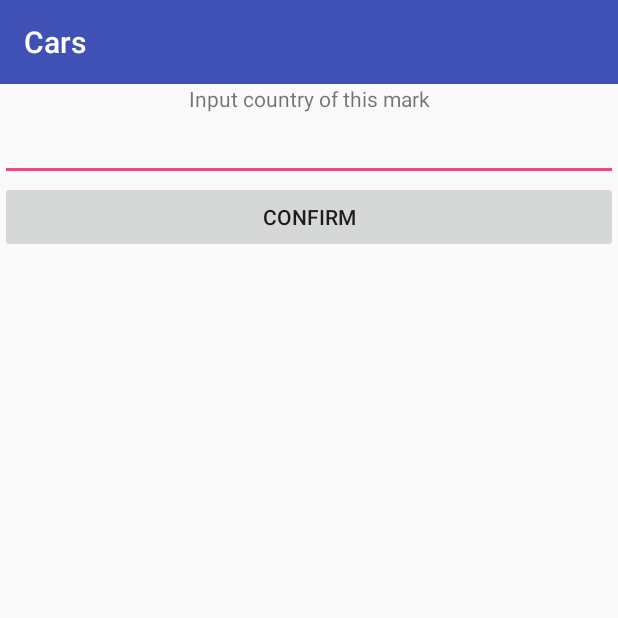
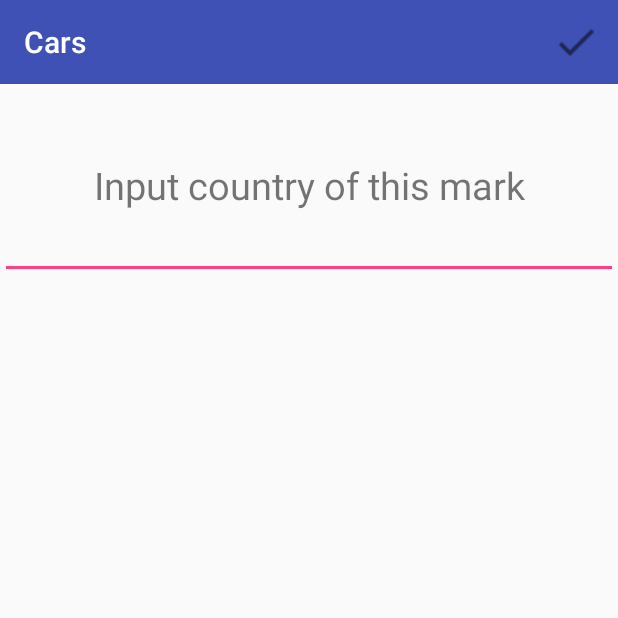
Before and after one commit to Alherd/CarsApp, an Android app: the CountryActivity screen opened directly, with no data from a screen before it, on a phone screen of 412 x 824 dp, the top half of it. Run offline under Robolectric (Android 15) with nearby library versions, the phone set to English and light mode, and no system bars.

Commit message:
change menu for CountryActivity

```diff
--- a/app/src/main/java/com/example/alherd/carapp/activities/CountryActivity.java
+++ b/app/src/main/java/com/example/alherd/carapp/activities/CountryActivity.java
@@ -3,6 +3,8 @@ package com.example.alherd.carapp.activities;
 import android.content.Intent;
 import android.os.Bundle;
 import android.support.v7.app.AppCompatActivity;
+import android.view.Menu;
+import android.view.MenuItem;
 import android.view.View;
 import android.widget.Button;
 import android.widget.EditText;
@@ -13,7 +15,6 @@ import com.example.alherd.carapp.utils.ToastShowing;
 
 public final class CountryActivity extends AppCompatActivity {
     private EditText editText;
-    private Button button;
     private DatabaseHelperMethods databaseHelperMethods;
 
     @Override
@@ -23,11 +24,18 @@ public final class CountryActivity extends AppCompatActivity {
 
         databaseHelperMethods = new DatabaseHelperMethods(CountryActivity.this);
         editText = findViewById(R.id.input_country_edit_text);
-        button = findViewById(R.id.confirm_button);
+    }
 
-        button.setOnClickListener(new View.OnClickListener() {
-            @Override
-            public void onClick(View view) {
+    @Override
+    public boolean onCreateOptionsMenu(Menu menu) {
+        getMenuInflater().inflate(R.menu.car_menu, menu);
+        return true;
+    }
+
+    @Override
+    public boolean onOptionsItemSelected(MenuItem item) {
+        switch (item.getItemId()) {
+            case R.id.menu_item_confirm_new_car:
                 String nameCountry = editText.getText().toString();
                 if (!nameCountry.equals("")) {
                     databaseHelperMethods.insertCountry(nameCountry);
@@ -38,7 +46,11 @@ public final class CountryActivity extends AppCompatActivity {
                 } else {
                     ToastShowing.postToastMessage(CountryActivity.this, "Please, input country");
                 }
-            }
-        });
+                return true;
+
+            default:
+                return super.onOptionsItemSelected(item);
+        }
     }
+
 }
--- a/app/src/main/res/layout/activity_country.xml
+++ b/app/src/main/res/layout/activity_country.xml
@@ -4,6 +4,7 @@
     xmlns:tools="http://schemas.android.com/tools"
     android:layout_width="match_parent"
     android:layout_height="match_parent"
+    android:layout_gravity="center"
     tools:context=".activities.CountryActivity">
 
     <TextView
@@ -11,7 +12,9 @@
         android:layout_width="match_parent"
         android:layout_height="wrap_content"
         android:gravity="center"
-        android:text="Input country of this mark" />
+        android:paddingTop="50dp"
+        android:text="@string/input_country_of_this_mark"
+        android:textSize="25sp" />
 
     <EditText
         android:id="@+id/input_country_edit_text"
@@ -19,10 +22,4 @@
         android:layout_height="wrap_content"
         app:layout_constraintTop_toBottomOf="@id/input_country_text_view" />
 
-    <Button
-        android:id="@+id/confirm_button"
-        android:layout_width="match_parent"
-        android:layout_height="wrap_content"
-        android:text="Confirm"
-        app:layout_constraintTop_toBottomOf="@id/input_country_edit_text" />
 </android.support.constraint.ConstraintLayout>
--- a/app/src/main/res/values/strings.xml
+++ b/app/src/main/res/values/strings.xml
@@ -18,4 +18,5 @@
     <string name="incorrect_input_cost">Incorrect input cost</string>
     <string name="operation_successful">Operation successful</string>
     <string name="confirm">Confirm</string>
+    <string name="input_country_of_this_mark">Input country of this mark</string>
 </resources>
```
Also changed, not shown: app/src/main/java/com/example/alherd/carapp/activities/MainActivity.java (+2 -6 lines).
